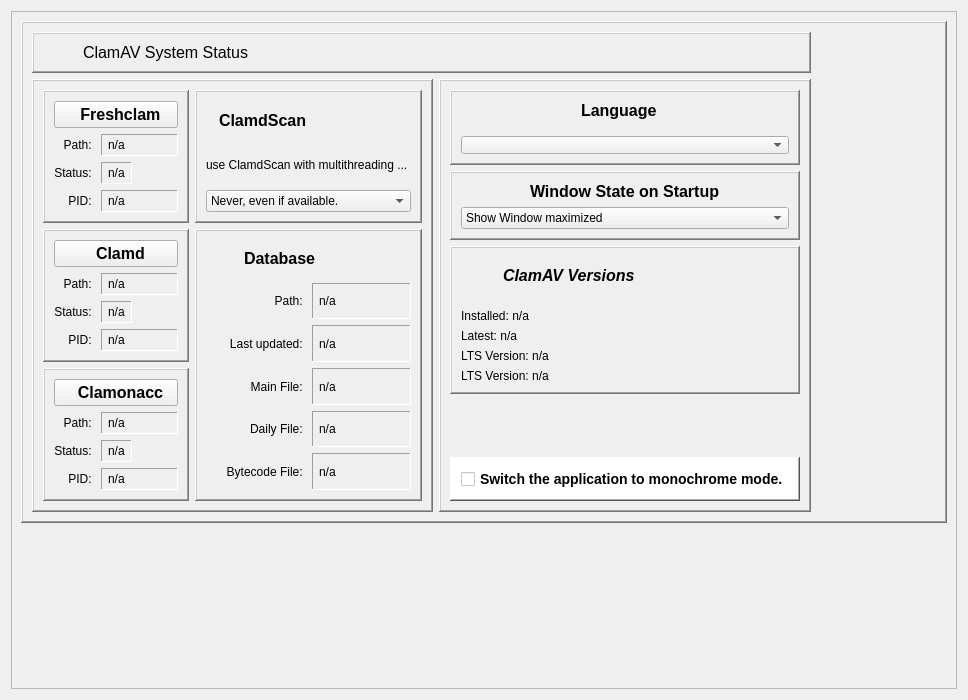
Old version of the form ui/setuptab.ui in the repository robinking623/clamav-gui.
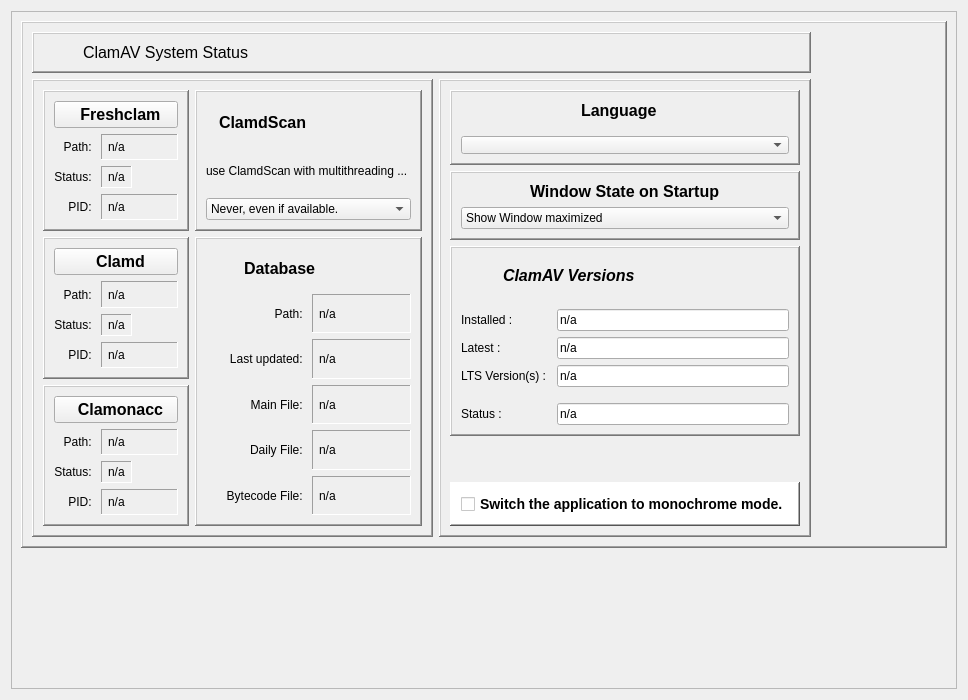
New version of the form. Icons and pictures are not drawn.

Diff of the .ui file:
```diff
--- a/ui/setuptab.ui
+++ b/ui/setuptab.ui
@@ -1331,32 +1331,118 @@
                 </layout>
                </item>
                <item>
-                <widget class="QLabel" name="clamavInstalled">
-                 <property name="text">
-                  <string>Installed: n/a</string>
-                 </property>
-                </widget>
+                <layout class="QHBoxLayout" name="horizontalLayout_3">
+                 <item>
+                  <widget class="QLabel" name="clamavInstalledLabel">
+                   <property name="minimumSize">
+                    <size>
+                     <width>90</width>
+                     <height>0</height>
+                    </size>
+                   </property>
+                   <property name="styleSheet">
+                    <string notr="true"/>
+                   </property>
+                   <property name="text">
+                    <string>Installed :</string>
+                   </property>
+                  </widget>
+                 </item>
+                 <item>
+                  <widget class="QLineEdit" name="clamavInstalled">
+                   <property name="text">
+                    <string>n/a</string>
+                   </property>
+                   <property name="readOnly">
+                    <bool>true</bool>
+                   </property>
+                  </widget>
+                 </item>
+                </layout>
                </item>
                <item>
-                <widget class="QLabel" name="clamavLatest">
-                 <property name="text">
-                  <string>Latest: n/a</string>
-                 </property>
-                </widget>
+                <layout class="QHBoxLayout" name="horizontalLayout_4">
+                 <item>
+                  <widget class="QLabel" name="clamavLatestLabel">
+                   <property name="minimumSize">
+                    <size>
+                     <width>90</width>
+                     <height>0</height>
+                    </size>
+                   </property>
+                   <property name="text">
+                    <string>Latest :</string>
+                   </property>
+                  </widget>
+                 </item>
+                 <item>
+                  <widget class="QLineEdit" name="clamavLatest">
+                   <property name="text">
+                    <string>n/a</string>
+                   </property>
+                   <property name="readOnly">
+                    <bool>true</bool>
+                   </property>
+                  </widget>
+                 </item>
+                </layout>
                </item>
                <item>
-                <widget class="QLabel" name="clamavLTS1">
-                 <property name="text">
-                  <string>LTS Version: n/a</string>
+                <layout class="QHBoxLayout" name="horizontalLayout_6">
+                 <property name="bottomMargin">
+                  <number>10</number>
                  </property>
-                </widget>
+                 <item>
+                  <widget class="QLabel" name="clamavLTS1Label">
+                   <property name="minimumSize">
+                    <size>
+                     <width>90</width>
+                     <height>0</height>
+                    </size>
+                   </property>
+                   <property name="text">
+                    <string>LTS Version(s) :</string>
+                   </property>
+                  </widget>
+                 </item>
+                 <item>
+                  <widget class="QLineEdit" name="clamavLTS1">
+                   <property name="text">
+                    <string>n/a</string>
+                   </property>
+                   <property name="readOnly">
+                    <bool>true</bool>
+                   </property>
+                  </widget>
+                 </item>
+                </layout>
                </item>
                <item>
-                <widget class="QLabel" name="clamavLTS2">
-                 <property name="text">
-                  <string>LTS Version: n/a</string>
-                 </property>
-                </widget>
+                <layout class="QHBoxLayout" name="horizontalLayout_7">
+                 <item>
+                  <widget class="QLabel" name="clamavStatusLabel">
+                   <property name="minimumSize">
+                    <size>
+                     <width>90</width>
+                     <height>0</height>
+                    </size>
+                   </property>
+                   <property name="text">
+                    <string>Status :</string>
+                   </property>
+                  </widget>
+                 </item>
+                 <item>
+                  <widget class="QLineEdit" name="clamavStatus">
+                   <property name="text">
+                    <string>n/a</string>
+                   </property>
+                   <property name="readOnly">
+                    <bool>true</bool>
+                   </property>
+                  </widget>
+                 </item>
+                </layout>
                </item>
               </layout>
              </widget>
```
